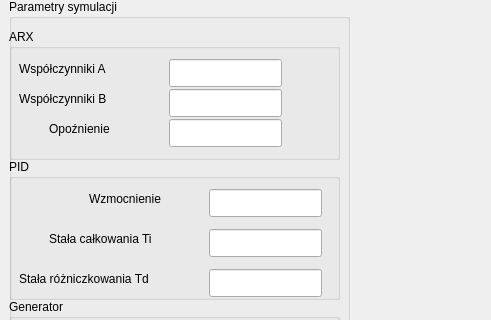
Old version of the form Projekt_UAR/mainwindow.ui in the repository AdrianSzewczyk/ProjektSieci; both pictures show x 0 to 491 and y 0 to 320 of the 1445 by 777 pixel window.
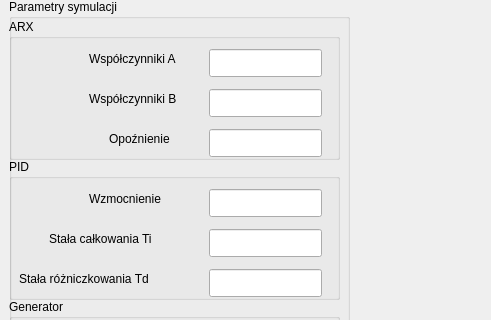
New version of the form.

Commit message: layouty pod wykresy

Diff of the .ui file:
```diff
--- a/Projekt_UAR/mainwindow.ui
+++ b/Projekt_UAR/mainwindow.ui
@@ -33,9 +33,9 @@
         <property name="geometry">
          <rect>
           <x>0</x>
-          <y>30</y>
+          <y>20</y>
           <width>331</width>
-          <height>131</height>
+          <height>141</height>
          </rect>
         </property>
         <property name="title">
@@ -44,7 +44,7 @@
         <widget class="QLineEdit" name="arxA_Input">
          <property name="geometry">
           <rect>
-           <x>160</x>
+           <x>200</x>
            <y>30</y>
            <width>113</width>
            <height>28</height>
@@ -54,9 +54,9 @@
         <widget class="QLabel" name="label_arxA">
          <property name="geometry">
           <rect>
-           <x>10</x>
+           <x>80</x>
            <y>30</y>
-           <width>121</width>
+           <width>111</width>
            <height>20</height>
           </rect>
          </property>
@@ -67,8 +67,8 @@
         <widget class="QLineEdit" name="arxB_Input">
          <property name="geometry">
           <rect>
-           <x>160</x>
-           <y>60</y>
+           <x>200</x>
+           <y>70</y>
            <width>113</width>
            <height>28</height>
           </rect>
@@ -77,8 +77,8 @@
         <widget class="QLineEdit" name="opoznienie_Input">
          <property name="geometry">
           <rect>
-           <x>160</x>
-           <y>90</y>
+           <x>200</x>
+           <y>110</y>
            <width>113</width>
            <height>28</height>
           </rect>
@@ -87,8 +87,8 @@
         <widget class="QLabel" name="label_arxB">
          <property name="geometry">
           <rect>
-           <x>10</x>
-           <y>60</y>
+           <x>80</x>
+           <y>70</y>
            <width>121</width>
            <height>20</height>
           </rect>
@@ -100,8 +100,8 @@
         <widget class="QLabel" name="label_arxOpoznienie">
          <property name="geometry">
           <rect>
-           <x>40</x>
-           <y>90</y>
+           <x>100</x>
+           <y>110</y>
            <width>81</width>
            <height>20</height>
           </rect>
```
The commit also changes 2 other files.
